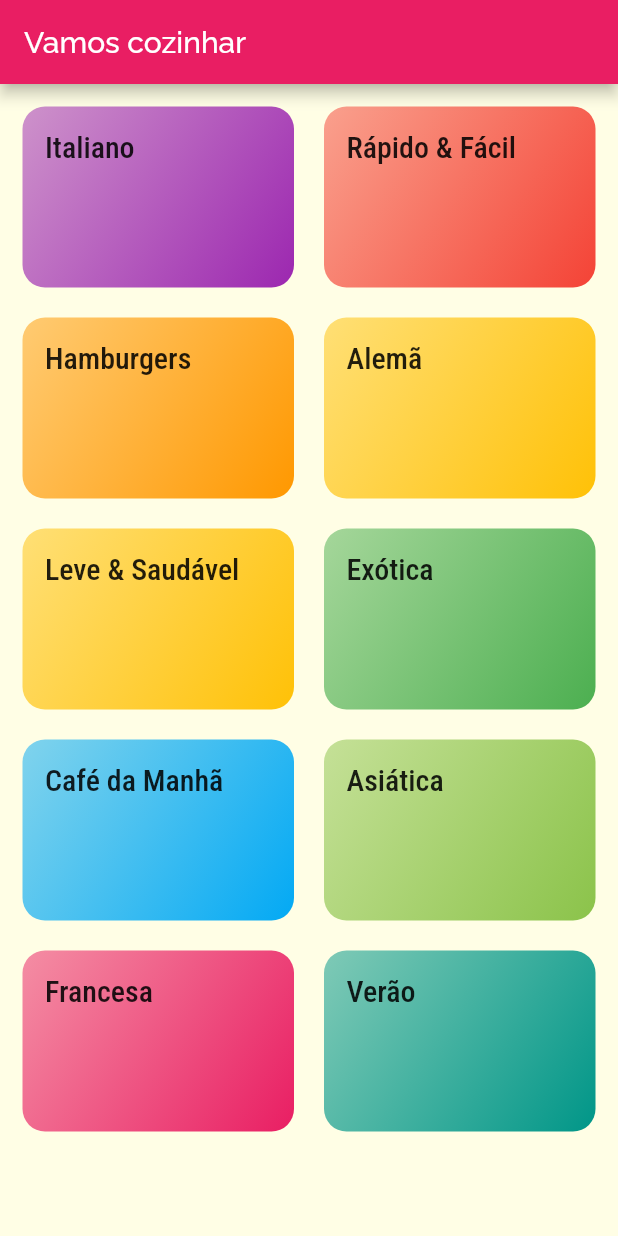
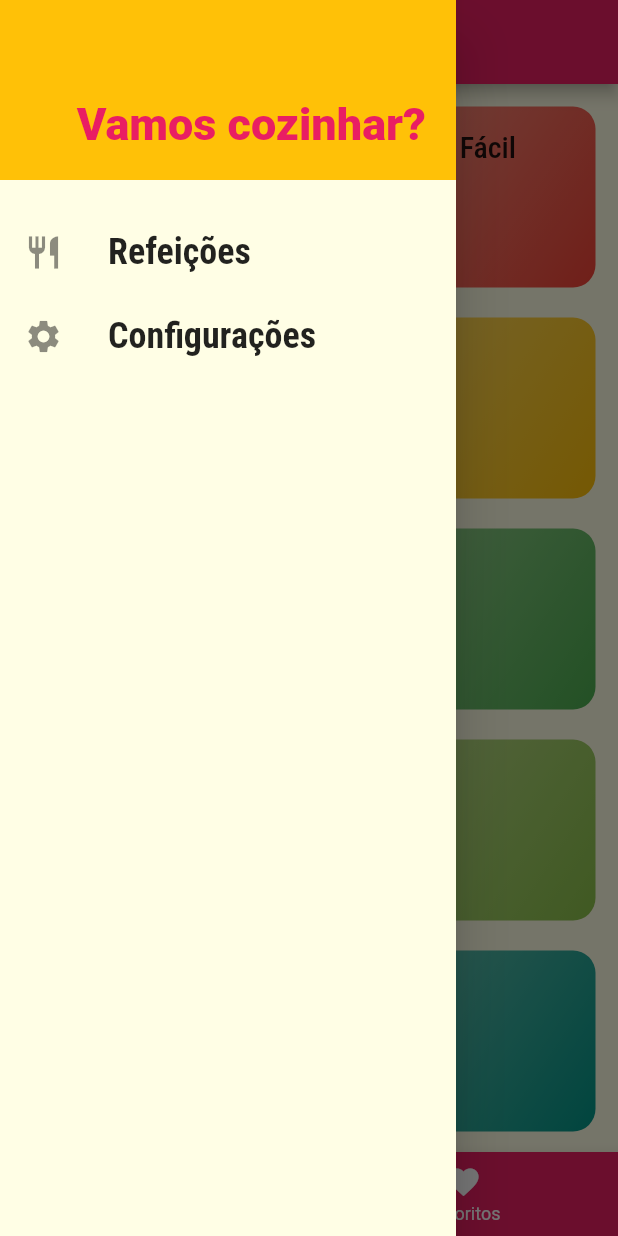
Before and after one commit to cristianms/meals, a Flutter app: the screen it shows after launch, with the side drawer open (before the commit the screen has no drawer), on a phone screen of 412 x 824 dp. Run offline on Flutter 3.47's test engine with Material 2 defaults, Android fonts, the light colour scheme and no system bars.

Commit message:
Implementações diversas
Implementações diversas referente a navegação entre telas

```diff
--- /dev/null
+++ b/lib/components/main_drawer.dart
@@ -0,0 +1,58 @@
+import 'package:flutter/material.dart';
+import 'package:meals/utils/app_routes.dart';
+
+class MainDrawer extends StatelessWidget {
+  @override
+  Widget build(BuildContext context) {
+    return Drawer(
+      child: Column(
+        children: [
+          Container(
+            height: 120,
+            width: double.infinity,
+            padding: EdgeInsets.all(20),
+            color: Theme.of(context).accentColor,
+            alignment: Alignment.bottomRight,
+            child: Text(
+              'Vamos cozinhar?',
+              style: TextStyle(
+                fontWeight: FontWeight.w900,
+                fontSize: 30,
+                color: Theme.of(context).primaryColor,
+              ),
+            ),
+          ),
+          SizedBox(height: 20),
+          _createItem(
+            Icons.restaurant,
+            'Refeições',
+            () => Navigator.of(context).pushReplacementNamed(AppRoutes.HOME),
+          ),
+          _createItem(
+            Icons.settings,
+            'Configurações',
+            () => Navigator.of(context).pushReplacementNamed(AppRoutes.SETTINGS),
+          ),
+        ],
+      ),
+    );
+  }
+
+  Widget _createItem(IconData icon, String title, Function onTap) {
+    return ListTile(
+      leading: Icon(
+        icon,
+        size: 26,
+      ),
+      title: Text(
+        title,
+        style: TextStyle(
+          fontFamily: 'RobotoCondensed',
+          fontSize: 24,
+          fontWeight: FontWeight.bold,
+        ),
+      ),
+      onTap: onTap,
+    );
+  }
+}
--- a/lib/main.dart
+++ b/lib/main.dart
@@ -1,11 +1,45 @@
 import 'package:flutter/material.dart';
+import 'package:meals/data/dummy_data.dart';
+import 'package:meals/models/meal.dart';
+import 'package:meals/models/settings.dart';
 import 'package:meals/screens/categories_meals_screen.dart';
-import 'package:meals/screens/categories_screen.dart';
+import 'package:meals/screens/meal_detail_screen.dart';
+import 'package:meals/screens/settings_screen.dart';
+import 'package:meals/screens/tabs_screen.dart';
 import 'package:meals/utils/app_routes.dart';
 
 void main() => runApp(MyApp());
 
-class MyApp extends StatelessWidget {
+class MyApp extends StatefulWidget {
+  @override
+  _MyAppState createState() => _MyAppState();
+}
+
+class _MyAppState extends State<MyApp> {
+  // Configurações do usuário/filtros
+  Settings _settings = Settings();
+  // Refeições disponíveis, a partir do arquivo DUMMY
+  List<Meal> _availableMeals = DUMMY_MEALS;
+
+  // Método para ser chamado no filtro/tela de configurações, enviado para a tela de configurações
+  void _filterMeals(Settings settings) {
+    setState(() {
+      // Atualiza a lista de refeições disponíveis
+      this._availableMeals = DUMMY_MEALS.where((meal) {
+        final filterGluten = settings.isGlutenFree && !meal.isGlutenFree;
+        final filterLactose = settings.isLactoseFree && !meal.isLactoseFree;
+        final filterVegan = settings.isVegan && !meal.isVegan;
+        final filterVegetarian = settings.isVegetarian && !meal.isVegetarian;
+        return !filterGluten &&
+            !filterLactose &&
+            !filterVegan &&
+            !filterVegetarian;
+      }).toList();
+      // Atualiza o settings centralizado do app
+      this._settings = settings;
+    });
+  }
+
   @override
   Widget build(BuildContext context) {
     return MaterialApp(
@@ -23,9 +57,27 @@ class MyApp extends StatelessWidget {
             ),
       ),
       routes: {
-        AppRoutes.HOME: (_) => CategoriesScreen(),
-        AppRoutes.CATEGORIES_MEALS: (_) => CategoriesMealsScreen(),
+        AppRoutes.HOME: (_) => TabsScreen(),
+        AppRoutes.CATEGORIES_MEALS: (_) =>
+            CategoriesMealsScreen(_availableMeals),
+        AppRoutes.MEAL_DETAIL: (_) => MealDetailScreen(),
+        AppRoutes.SETTINGS: (_) => SettingsScreen(_settings, _filterMeals),
       },
+      //
+      // // Sempre ao gerar uma rota esse método é chama e tratamentos podem ser feitos aqui
+      // onGenerateRoute: (settings) {
+      //   if (settings.name == '/alguma-coisa') {
+      //     return null;
+      //   } else {
+      //     return MaterialPageRoute(builder: (_) => CategoriesScreen());
+      //   }
+      // },
+      //
+      // // Cairá nesse método quando não encontrar a rota especificada
+      // onUnknownRoute: (settings) {
+      //   return MaterialPageRoute(builder: (_) => CategoriesScreen());
+      // },
+      //
     );
   }
 }
--- /dev/null
+++ b/lib/models/settings.dart
@@ -0,0 +1,13 @@
+class Settings {
+  bool isGlutenFree;
+  bool isLactoseFree;
+  bool isVegan;
+  bool isVegetarian;
+
+  Settings({
+    this.isGlutenFree = false,
+    this.isLactoseFree = false,
+    this.isVegan = false,
+    this.isVegetarian = false,
+  });
+}
--- a/lib/screens/categories_screen.dart
+++ b/lib/screens/categories_screen.dart
@@ -5,11 +5,7 @@ import 'package:meals/data/dummy_data.dart';
 class CategoriesScreen extends StatelessWidget {
   @override
   Widget build(BuildContext context) {
-    return Scaffold(
-      appBar: AppBar(
-        title: Text('Vamos cozinhar'),
-      ),
-      body: GridView(
+    return GridView(
       padding: EdgeInsets.all(15),
       gridDelegate: SliverGridDelegateWithMaxCrossAxisExtent(
         maxCrossAxisExtent: 200,
@@ -20,7 +16,6 @@ class CategoriesScreen extends StatelessWidget {
       children: DUMMY_CATEGORIES.map((categoria) {
         return CategoryItem(categoria);
       }).toList(),
-      ),
     );
   }
 }
--- /dev/null
+++ b/lib/screens/tabs_screen.dart
@@ -0,0 +1,54 @@
+import 'package:flutter/material.dart';
+import 'package:meals/components/main_drawer.dart';
+import 'package:meals/screens/categories_screen.dart';
+import 'package:meals/screens/favorite_screen.dart';
+
+class TabsScreen extends StatefulWidget {
+  @override
+  _TabsScreenState createState() => _TabsScreenState();
+}
+
+class _TabsScreenState extends State<TabsScreen> {
+  int _selectedScreenIndex = 0;
+  final List<Map<String, Object>> _screens = [
+    {'title': 'Categorias', 'screen': CategoriesScreen()},
+    {'title': 'Meus favoritos', 'screen': FavoriteScreen()},
+  ];
+
+  void _selectTab(int tabIndex) {
+    setState(() {
+      _selectedScreenIndex = tabIndex;
+    });
+  }
+
+  @override
+  Widget build(BuildContext context) {
+    return DefaultTabController(
+      length: 2,
+      child: Scaffold(
+        appBar: AppBar(
+          title: Text(_screens[_selectedScreenIndex]['title']),
+        ),
+        drawer: MainDrawer(),
+        body: _screens[_selectedScreenIndex]['screen'],
+        bottomNavigationBar: BottomNavigationBar(
+          onTap: _selectTab,
+          backgroundColor: Theme.of(context).primaryColor,
+          unselectedItemColor: Colors.white,
+          selectedItemColor: Theme.of(context).accentColor,
+          currentIndex: _selectedScreenIndex,
+          items: [
+            BottomNavigationBarItem(
+              icon: Icon(Icons.category),
+              label: 'Categorias',
+            ),
+            BottomNavigationBarItem(
+              icon: Icon(Icons.favorite),
+              label: 'Favoritos',
+            ),
+          ],
+        ),
+      ),
+    );
+  }
+}
--- a/lib/utils/app_routes.dart
+++ b/lib/utils/app_routes.dart
@@ -1,4 +1,6 @@
 class AppRoutes {
   static const HOME = '/';
   static const CATEGORIES_MEALS = '/categories-meals';
+  static const MEAL_DETAIL = '/meal-detail';
+  static const SETTINGS = '/settings';
 }
```
Also changed, not shown: lib/components/meal_item.dart (+13 -1 lines), lib/screens/categories_meals_screen.dart (+5 -2 lines), lib/screens/favorite_screen.dart (added, +10 -0 lines), lib/screens/meal_detail_screen.dart (added, +99 -0 lines), lib/screens/settings_screen.dart (added, +92 -0 lines). Lines whose indentation alone changed are shown as unchanged.
